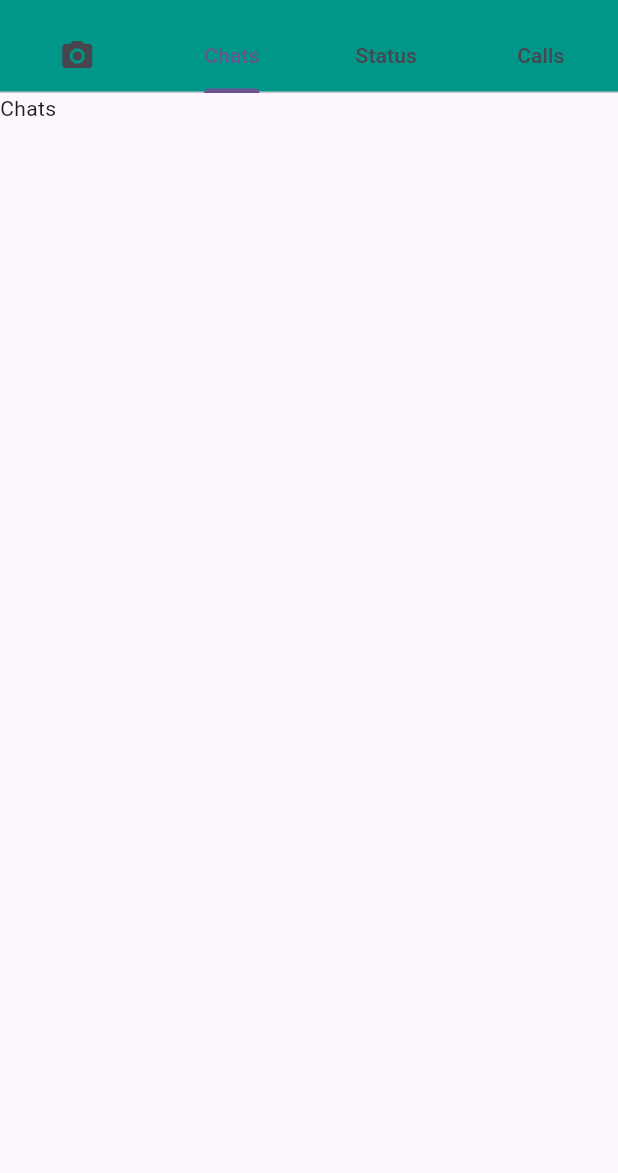
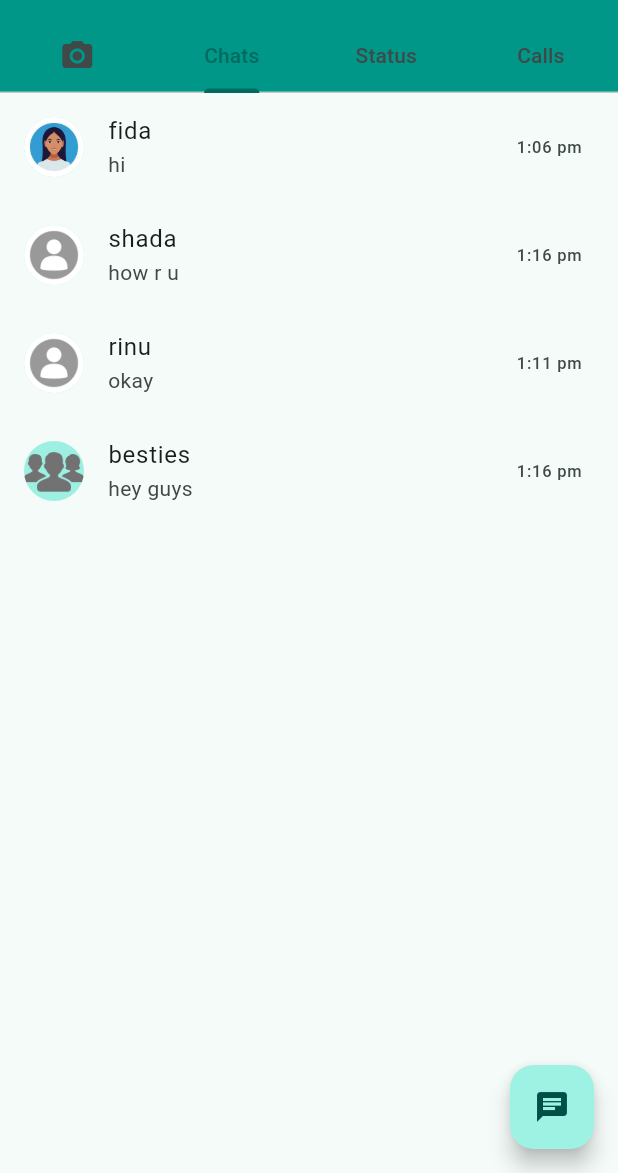
Before and after one commit to fidausman/Sprint--3---introduction-to-flutter-whatsappclone, a Flutter app: the screen it shows after launch, on a phone screen of 412 x 824 dp, the part 63-1236 px from its top. Run offline on Flutter 3.47's test engine with Material 2 defaults, Android fonts, the phone set to English and light mode, and no system bars.

Commit message:
second commited

```diff
--- a/lib/main.dart
+++ b/lib/main.dart
@@ -16,7 +16,7 @@ class MyApp extends StatelessWidget {
       title: 'Flutter Demo',
       theme: ThemeData(
 
-        colorScheme: ColorScheme.fromSeed(seedColor: Colors.deepPurple),
+        colorScheme: ColorScheme.fromSeed(seedColor: Colors.teal),
         useMaterial3: true,
       ),
       home: HomePage(),
--- /dev/null
+++ b/lib/models/chatmodel.dart
@@ -0,0 +1,45 @@
+// To parse this JSON data, do
+//
+//     final chat = chatFromJson(jsonString);
+
+import 'dart:convert';
+
+Chat chatFromJson(String str) => Chat.fromJson(json.decode(str));
+
+String chatToJson(Chat data) => json.encode(data.toJson());
+
+class Chat {
+  String? avatar;
+  String? name;
+  bool? isGroup;
+  String? updatedAt;
+  String? message;
+  String? status;
+
+  Chat({
+    this.avatar,
+    this.name,
+    this.isGroup,
+    this.updatedAt,
+    this.message,
+    String? status,
+  });
+
+  factory Chat.fromJson(Map<String, dynamic> json) => Chat(
+        avatar: json["avatar"],
+        name: json["name"],
+        isGroup: json["isGroup"],
+        updatedAt: json["UpdatedAt"],
+        message: json["message"],
+        status: json["status"]
+      );
+
+  Map<String, dynamic> toJson() => {
+        "avatar": avatar,
+        "name": name,
+        "isGroup": isGroup,
+        "UpdatedAt": updatedAt,
+        "message": message,
+        "status": status,
+      };
+}
--- /dev/null
+++ b/lib/pages/chatpage.dart
@@ -0,0 +1,32 @@
+import 'package:flutter/material.dart';
+import 'package:whatsapp_clone/models/chatmodel.dart';
+import 'package:whatsapp_clone/pages/chattile.dart';
+
+class ChatPage extends StatelessWidget {
+   ChatPage({super.key});
+  List<Chat> chatList = [
+    Chat(avatar: "assets/images/dp1.jpg", name: "fida", isGroup: false, updatedAt: "1:06 pm", message:"hi",status: "online",),
+    Chat(avatar: "", name: "shada", isGroup: false, updatedAt: "1:16 pm", message:"how r u",status: "last seen 3 mins ago",),
+    Chat(avatar: "", name: "rinu", isGroup: false, updatedAt: "1:11 pm", message:"okay",status: "online",),
+    Chat(avatar: "", name: "besties", isGroup: true, updatedAt: "1:16 pm", message:"hey guys",status: "online",),
+
+
+
+  ];
+
+  @override
+  Widget build(BuildContext context) {
+    return Scaffold(
+      body: ListView.builder(
+       itemCount: chatList.length,
+        itemBuilder: (context, index) {
+          return ChatTile(chatdata: chatList[index]);
+        },
+      ),
+      floatingActionButton: FloatingActionButton(
+        onPressed: () {},
+        child: Icon(Icons.chat),
+      ),
+    );
+  }
+}
--- /dev/null
+++ b/lib/pages/chattile.dart
@@ -0,0 +1,24 @@
+import 'package:flutter/material.dart';
+import 'package:whatsapp_clone/models/chatmodel.dart';
+import 'package:whatsapp_clone/pages/chatdetailsscreen.dart';
+
+class ChatTile extends StatelessWidget {
+  ChatTile({Key? key,required this.chatdata
+  }):super(key: key);
+  Chat chatdata;
+
+  @override
+  Widget build(BuildContext context) {
+    return ListTile(
+      onTap: () => Navigator.push(context, MaterialPageRoute(builder: (context)=> ChatDetails(chatdata: chatdata),
+
+      )),
+      title:Text(chatdata.name!),
+      leading: CircleAvatar(
+        backgroundImage:(chatdata.avatar=="")?AssetImage((chatdata.isGroup!)?'assets/images/group.png':"assets/images/dp.png"):AssetImage(chatdata.avatar!),),
+      subtitle: Text(chatdata.message!),
+      trailing: Text(chatdata.updatedAt!),
+    );
+
+  }
+}
--- a/lib/pages/homepage.dart
+++ b/lib/pages/homepage.dart
@@ -1,4 +1,5 @@
 import 'package:flutter/material.dart';
+import 'package:whatsapp_clone/pages/chatpage.dart';
 
 class HomePage extends StatefulWidget {
   const HomePage({super.key});
@@ -67,7 +68,7 @@ class _HomePageState extends State<HomePage>
         controller: _controller,
         children: [
           Text("Camera"),
-          Text("Chats"),
+         ChatPage(),
           Text("Status"),
           Text("Calls"),
 
--- a/pubspec.yaml
+++ b/pubspec.yaml
@@ -59,8 +59,8 @@ flutter:
   uses-material-design: true
 
   # To add assets to your application, add an assets section, like this:
-  # assets:
-  #   - images/a_dot_burr.jpeg
+  assets:
+    - assets/images/
   #   - images/a_dot_ham.jpeg
 
   # An image asset can refer to one or more resolution-specific "variants", see
```
Also changed, not shown: lib/models/single_chat_model.dart (added, +37 -0 lines), lib/pages/chatbubble.dart (added, +36 -0 lines), lib/pages/chatdetailsscreen.dart (added, +141 -0 lines), lib/widgets/utility_widget.dart (added, +10 -0 lines), assets/images/dp.png (added), assets/images/dp1.jpg (added), assets/images/group.png (added), assets/images/pic.png (added).
